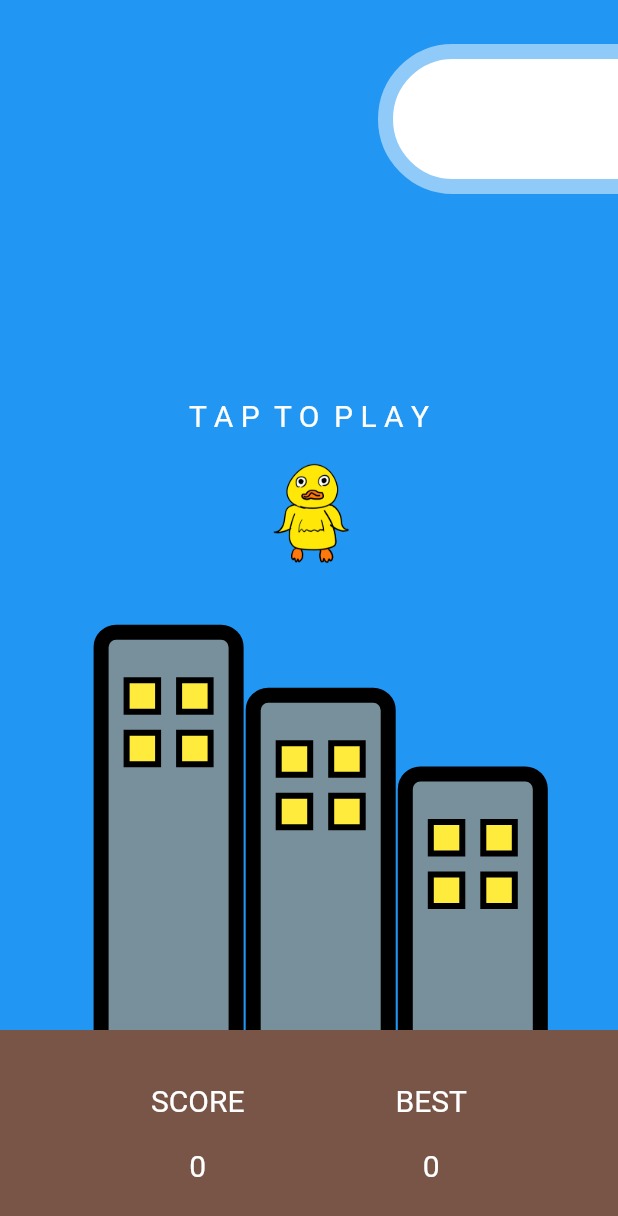
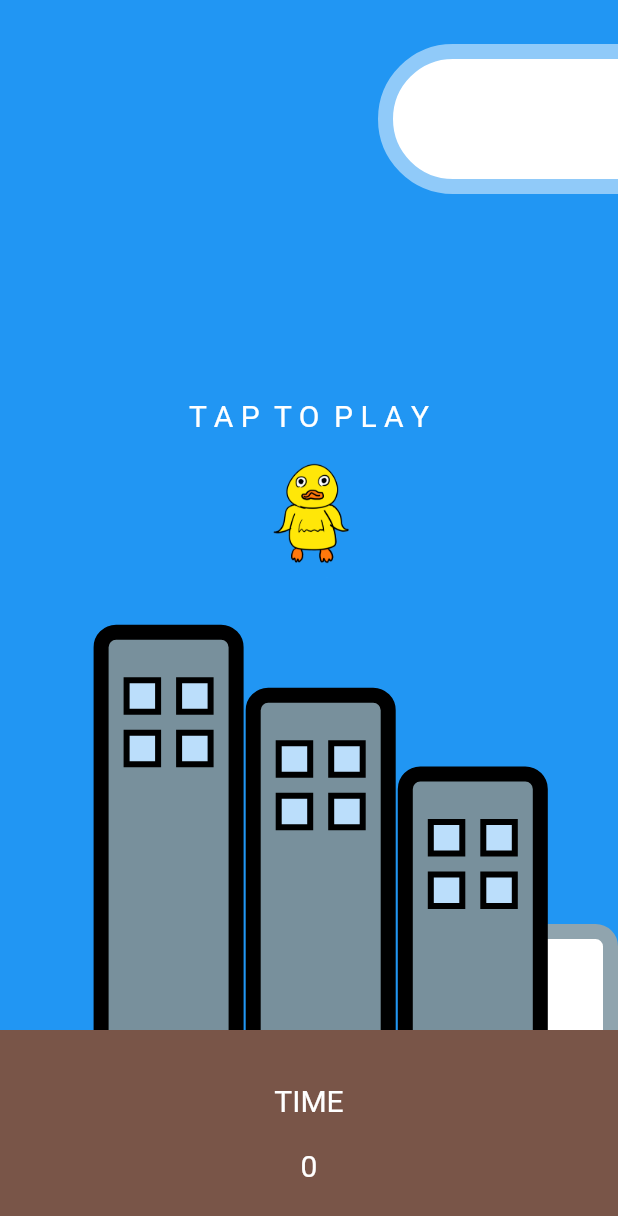
Before and after one commit to yuto90/jump, a Flutter app: the screen it shows after launch, on a phone screen of 412 x 824 dp. Shown: the top 1216 px of the screen. Run offline on Flutter 3.47's test engine with Material 2 defaults, Android fonts, the phone set to English and light mode, and no system bars.

Commit message:
背景を追加

```diff
--- a/lib/background.dart
+++ b/lib/background.dart
@@ -11,81 +11,9 @@ class BackGround extends StatelessWidget {
       height: heightSize,
       width: widthSize,
       decoration: BoxDecoration(
-        color: Colors.green,
-        border: Border.all(width: 10, color: Colors.red),
+        color: Colors.white,
+        border: Border.all(width: 10, color: Colors.blueGrey[300]),
         borderRadius: BorderRadius.circular(15),
-      ),
-      child: Row(
-        children: [
-          SizedBox(
-            width: 10,
-            height: 100,
-          ),
-          Column(
-            children: [
-              SizedBox(
-                width: 25,
-                height: 25,
-              ),
-              Container(
-                width: 25,
-                height: 25,
-                decoration: BoxDecoration(
-                  color: Colors.yellow,
-                  border: Border.all(width: 4, color: Colors.black),
-                ),
-              ),
-              SizedBox(
-                width: 10,
-                height: 10,
-              ),
-              Container(
-                width: 25,
-                height: 25,
-                decoration: BoxDecoration(
-                  color: Colors.yellow,
-                  border: Border.all(width: 4, color: Colors.black),
-                ),
-              ),
-            ],
-          ),
-          SizedBox(
-            width: 10,
-            height: 100,
-          ),
-          Column(
-            children: [
-              SizedBox(
-                width: 25,
-                height: 25,
-              ),
-              Container(
-                width: 25,
-                height: 25,
-                decoration: BoxDecoration(
-                  color: Colors.yellow,
-                  border: Border.all(width: 4, color: Colors.black),
-                ),
-              ),
-              SizedBox(
-                width: 10,
-                height: 10,
-              ),
-              Container(
-                width: 25,
-                height: 25,
-                decoration: BoxDecoration(
-                  color: Colors.yellow,
-                  border: Border.all(width: 4, color: Colors.black),
-                ),
-              ),
-            ],
-          ),
-          SizedBox(
-            width: 10,
-            height: 100,
-          ),
-        ],
       ),
     );
   }
--- a/lib/building.dart
+++ b/lib/building.dart
@@ -31,7 +31,7 @@ class Building extends StatelessWidget {
                 width: 25,
                 height: 25,
                 decoration: BoxDecoration(
-                  color: Colors.yellow,
+                  color: Colors.blue[100],
                   border: Border.all(width: 4, color: Colors.black),
                 ),
               ),
@@ -43,7 +43,7 @@ class Building extends StatelessWidget {
                 width: 25,
                 height: 25,
                 decoration: BoxDecoration(
-                  color: Colors.yellow,
+                  color: Colors.blue[100],
                   border: Border.all(width: 4, color: Colors.black),
                 ),
               ),
@@ -63,7 +63,7 @@ class Building extends StatelessWidget {
                 width: 25,
                 height: 25,
                 decoration: BoxDecoration(
-                  color: Colors.yellow,
+                  color: Colors.blue[100],
                   border: Border.all(width: 4, color: Colors.black),
                 ),
               ),
@@ -75,7 +75,7 @@ class Building extends StatelessWidget {
                 width: 25,
                 height: 25,
                 decoration: BoxDecoration(
-                  color: Colors.yellow,
+                  color: Colors.blue[100],
                   border: Border.all(width: 4, color: Colors.black),
                 ),
               ),
--- a/lib/mainpage.dart
+++ b/lib/mainpage.dart
@@ -26,9 +26,10 @@ class _MainPage extends State<MainPage> {
   static double buildingOne = -0.6;
   static double buildingTwo = buildingOne + 0.65;
   double buildingThree = buildingTwo + 0.65;
+  // 背景
+  double back = 1;
 
   void move() {
-    initialHeight = ahiruYaxis;
     setState(() {
       time = 0;
       initialHeight = ahiruYaxis;
@@ -39,7 +40,7 @@ class _MainPage extends State<MainPage> {
     gameHasStarted = true;
     Timer.periodic(Duration(milliseconds: 60), (timer) {
       time += 0.03;
-      height = -4.9 * time * time + 0.3 + time;
+      height = -4.9 * time * time + 0.2 + time;
       setState(() {
         ahiruYaxis = initialHeight - height;
       });
@@ -93,14 +94,65 @@ class _MainPage extends State<MainPage> {
           buildingThree -= 0.1;
         }
       });
+      // 建物 --------------------------------------------------
+      setState(() {
+        if (back < -3) {
+          back += 4.5;
+        } else {
+          back -= 0.01;
+        }
+      });
 
-      if (ahiruYaxis > 1.1) {
+      void dialog() async {
+        var res = await showDialog(
+          context: context,
+          builder: (_) {
+            return AlertDialog(
+              title: Text("wasted"),
+              content: ahiruYaxis > 1.1
+                  ? Text("あひるは死んでしまった!\nもっかいやる?")
+                  : Text('あひるは飛びすぎて宇宙まで行ってしまった。\nそしてあひるは考えるのをやめた。\nもっかいやる？'),
+              actions: <Widget>[
+                // ボタン領域
+                FlatButton(
+                  child: Text("Exit"),
+                  onPressed: () => Navigator.of(context).pop(0),
+                ),
+                FlatButton(
+                  child: Text("Continue"),
+                  onPressed: () => Navigator.of(context).pop(1),
+                ),
+              ],
+            );
+          },
+        );
+        if (res == 1) {
+          // リセット
+          setState(() {
+            ahiruYaxis = 0;
+            time = 0;
+            height = 0;
+            initialHeight = ahiruYaxis;
+            gameHasStarted = false;
+            // 雲
+            cloudOne = 3.5;
+            cloudTwo = cloudOne + 3.5;
+            cloudThree = cloudTwo + 3.5;
+            // 建物
+            buildingOne = -0.6;
+            buildingTwo = buildingOne + 0.65;
+            buildingThree = buildingTwo + 0.65;
+            // 背景
+            back = 1;
+          });
+        }
+      }
+
+      if (ahiruYaxis > 1.1 || ahiruYaxis < -3) {
         timer.cancel();
-        gameHasStarted = false;
+        dialog();
       }
     });
-
-    void reStart() {}
   }
 
   @override
@@ -120,17 +172,20 @@ class _MainPage extends State<MainPage> {
               flex: 5,
               child: Stack(
                 children: [
-                  BackGround(
-                    heightSize: 290.0,
-                    widthSize: 100.0,
-                  ),
-
                   AnimatedContainer(
                     // アヒルの初期位置
                     alignment: Alignment(0, ahiruYaxis),
                     duration: Duration(milliseconds: 0),
                     color: Colors.blue,
                     child: MyAhiru(),
+                  ),
+                  // ? 背景
+                  Container(
+                    alignment: Alignment(back, 1.1),
+                    child: BackGround(
+                      heightSize: 100.0,
+                      widthSize: 100.0,
+                    ),
                   ),
                   // ! ビル１ 高い
                   AnimatedContainer(
@@ -209,23 +264,7 @@ class _MainPage extends State<MainPage> {
                       mainAxisAlignment: MainAxisAlignment.center,
                       children: [
                         Text(
-                          'SCORE',
-                          style: TextStyle(color: Colors.white, fontSize: 20),
-                        ),
-                        SizedBox(
-                          height: 20,
-                        ),
-                        Text(
-                          '0',
-                          style: TextStyle(color: Colors.white, fontSize: 20),
-                        ),
-                      ],
-                    ),
-                    Column(
-                      mainAxisAlignment: MainAxisAlignment.center,
-                      children: [
-                        Text(
-                          'BEST',
+                          'TIME',
                           style: TextStyle(color: Colors.white, fontSize: 20),
                         ),
                         SizedBox(
```
Also changed, not shown: 1 other file.
